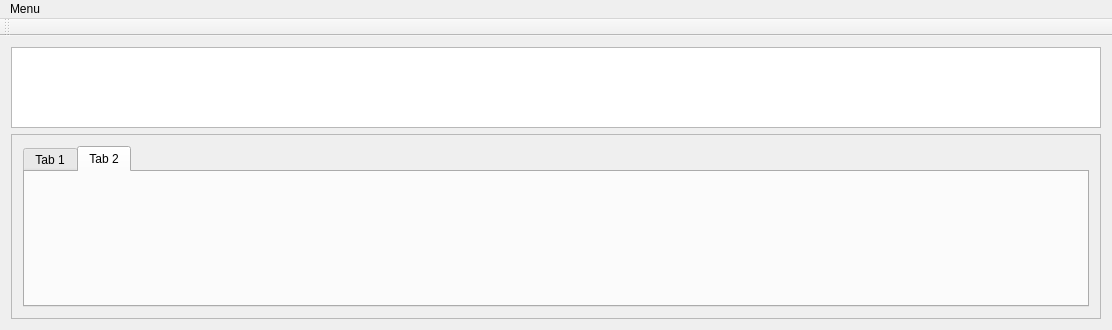
Before: the Qt Designer form mainwindow.ui in szefoski/OpenTAT, drawn with Qt 5.
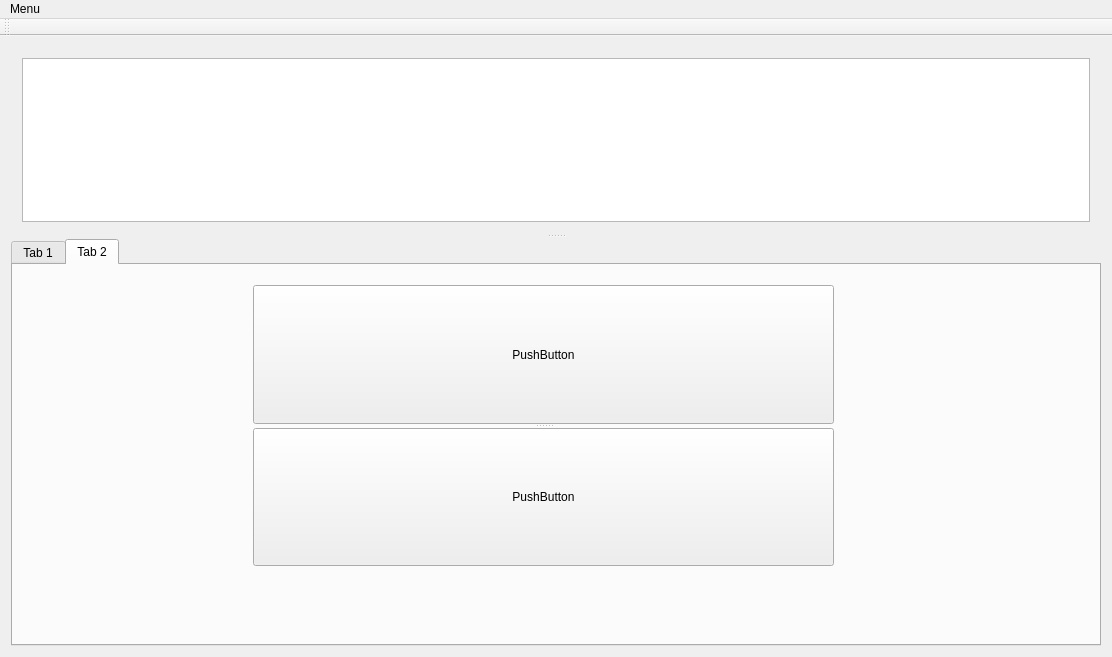
After: the same form once the commit is applied. The open tabs and pages were chosen to show the change.

Diff of the .ui file:
```diff
--- a/mainwindow.ui
+++ b/mainwindow.ui
@@ -7,7 +7,7 @@
     <x>0</x>
     <y>0</y>
     <width>1112</width>
-    <height>330</height>
+    <height>657</height>
    </rect>
   </property>
   <property name="sizePolicy">
@@ -32,6 +32,34 @@
      <height>16777215</height>
     </size>
    </property>
+   <layout class="QVBoxLayout" name="verticalLayout_4">
+    <item>
+     <widget class="QSplitter" name="splitter_2">
+      <property name="font">
+       <font>
+        <weight>50</weight>
+        <bold>false</bold>
+       </font>
+      </property>
+      <property name="frameShape">
+       <enum>QFrame::NoFrame</enum>
+      </property>
+      <property name="lineWidth">
+       <number>1</number>
+      </property>
+      <property name="midLineWidth">
+       <number>0</number>
+      </property>
+      <property name="orientation">
+       <enum>Qt::Vertical</enum>
+      </property>
+      <property name="handleWidth">
+       <number>6</number>
+      </property>
+      <property name="childrenCollapsible">
+       <bool>false</bool>
+      </property>
+      <widget class="QWidget" name="widget" native="true">
    <layout class="QVBoxLayout" name="verticalLayout">
     <item>
      <widget class="QTableView" name="tableView_2">
@@ -43,21 +71,25 @@
       </attribute>
      </widget>
     </item>
-    <item>
-     <widget class="QFrame" name="frame">
-      <property name="sizePolicy">
-       <sizepolicy hsizetype="Expanding" vsizetype="Expanding">
-        <horstretch>0</horstretch>
-        <verstretch>0</verstretch>
-       </sizepolicy>
-      </property>
-      <property name="frameShape">
-       <enum>QFrame::StyledPanel</enum>
-      </property>
-      <property name="frameShadow">
-       <enum>QFrame::Raised</enum>
-      </property>
+       </layout>
+      </widget>
+      <widget class="QWidget" name="widget_2" native="true">
       <layout class="QVBoxLayout" name="verticalLayout_2">
+        <property name="spacing">
+         <number>0</number>
+        </property>
+        <property name="leftMargin">
+         <number>0</number>
+        </property>
+        <property name="topMargin">
+         <number>0</number>
+        </property>
+        <property name="rightMargin">
+         <number>0</number>
+        </property>
+        <property name="bottomMargin">
+         <number>0</number>
+        </property>
        <item>
         <widget class="QTabWidget" name="tabWidget">
          <property name="currentIndex">
@@ -75,6 +107,9 @@
              </property>
             </widget>
            </item>
+            <item>
+             <widget class="QTableView" name="tableView"/>
+            </item>
            <item>
             <widget class="QPlainTextEdit" name="plainTextEdit"/>
            </item>
@@ -84,10 +119,34 @@
           <attribute name="title">
            <string>Tab 2</string>
           </attribute>
+           <widget class="QSplitter" name="splitter">
+            <property name="geometry">
+             <rect>
+              <x>240</x>
+              <y>20</y>
+              <width>581</width>
+              <height>281</height>
+             </rect>
+            </property>
+            <property name="orientation">
+             <enum>Qt::Vertical</enum>
+            </property>
+            <widget class="QPushButton" name="pushButton_2">
+             <property name="text">
+              <string>PushButton</string>
+             </property>
+            </widget>
+            <widget class="QPushButton" name="pushButton_3">
+             <property name="text">
+              <string>PushButton</string>
+             </property>
+            </widget>
+           </widget>
          </widget>
         </widget>
        </item>
       </layout>
+      </widget>
      </widget>
     </item>
    </layout>
@@ -98,7 +157,7 @@
      <x>0</x>
      <y>0</y>
      <width>1112</width>
-     <height>25</height>
+     <height>22</height>
     </rect>
    </property>
    <widget class="QMenu" name="menuMenu">
```
Lines whose indentation alone changed are shown as unchanged.
